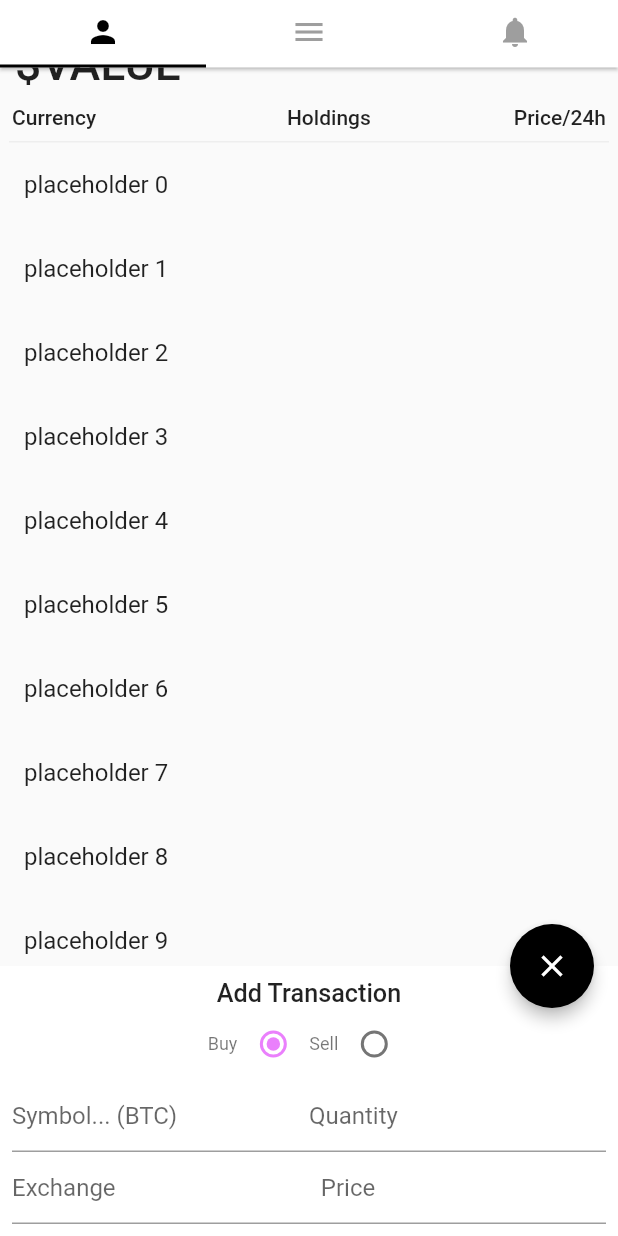
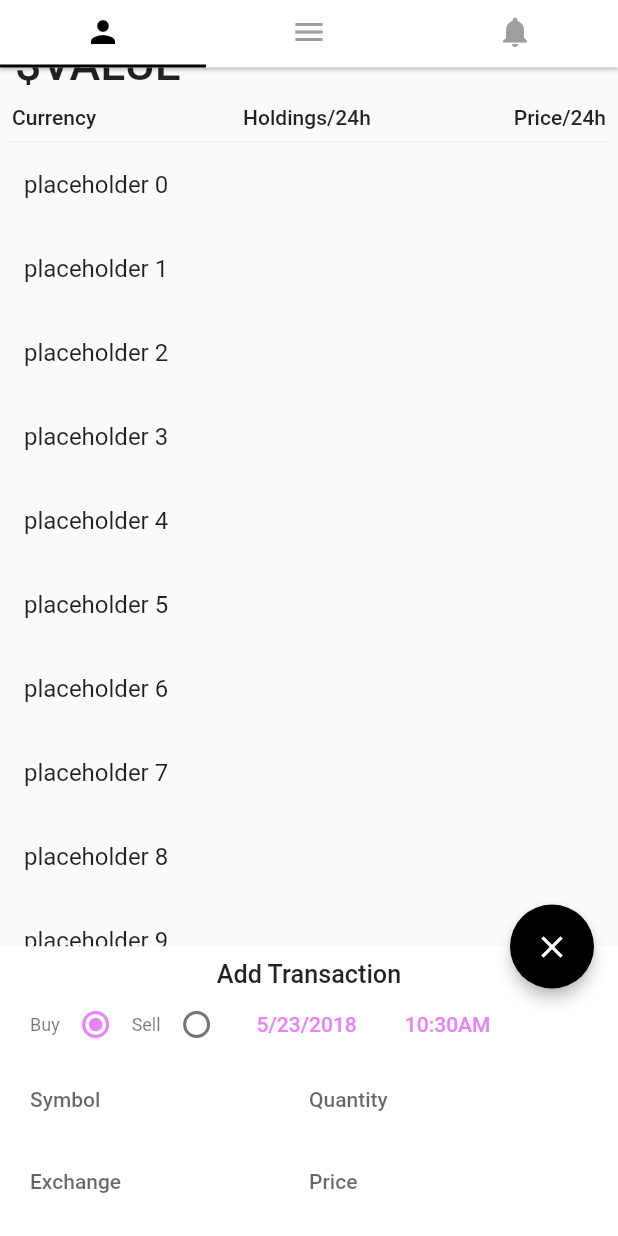
Before and after one commit to huzgrx/trace-flutter, a Flutter app: the screen it shows after launch, scrolled down 101 dp, after a tap on the "add" icon, on a phone screen of 412 x 824 dp. Run offline on Flutter 3.47's test engine with Material 2 defaults, Android fonts, the phone set to English and light mode, and no system bars; our stand-ins replace shared_preferences; missing offline and left inert: flutter_sparkline.

Commit message:
transactions - decent ui

```diff
--- a/lib/portfolio_page.dart
+++ b/lib/portfolio_page.dart
@@ -5,86 +5,23 @@ import 'dart:convert';
 import 'package:path_provider/path_provider.dart';
 
 class PortfolioFAB extends StatefulWidget {
-//  PortfolioFAB(this.updateParent);
-//  final Function updateParent;
+  PortfolioFAB(this.scaffoldKey);
+  final GlobalKey<ScaffoldState> scaffoldKey;
 
   PortfolioFABState createState() => new PortfolioFABState();
 }
 
 class PortfolioFABState extends State<PortfolioFAB> {
   bool sheetOpen = false;
-  int radioValue = 0;
 
-  _handleRadioValueChange(int value) {
-    print("called");
-    setState(() {
-      radioValue = value;
-    });
-  }
+  final _sheetKey = new Key("transactionSheet");
 
   openTransaction() {
     setState(() {
       sheetOpen = true;
     });
-    showBottomSheet(context: context, builder: (BuildContext context) {
-      return new Container(
-        padding: const EdgeInsets.all(8.0),
-        color: Theme.of(context).primaryColor,
-        child: new Column(
-          mainAxisSize: MainAxisSize.min,
-          children: <Widget>[
-            new Text("Add Transaction", style: Theme.of(context).textTheme.body2.apply(fontSizeFactor: 1.2)),
-            new Row(
-              mainAxisAlignment: MainAxisAlignment.center,
-              children: <Widget>[
-                new Text("Buy", style: Theme.of(context).textTheme.caption),
-                new Radio(value: 0, groupValue: radioValue, onChanged: _handleRadioValueChange),
-                new Text("Sell", style: Theme.of(context).textTheme.caption),
-                new Radio(value: 1, groupValue: radioValue, onChanged: _handleRadioValueChange),
-              ],
-            ),
-            new Row(
-              children: <Widget>[
-                new Flexible(
-                  child: new TextField(
-                    decoration: new InputDecoration(
-                      hintText: "Symbol... (BTC)"
-                    ),
-                  ),
-                ),
-                new Flexible(
-                  child: new TextField(
-                    decoration: new InputDecoration(
-                      hintText: "Quantity"
-                    ),
-                  ),
-                ),
-              ],
-            ),
-            new Row(
-              children: <Widget>[
-                new Flexible(
-                  child: new TextField(
-                    decoration: new InputDecoration(
-                        hintText: "Exchange"
-                    ),
-                  ),
-                ),
-                new Flexible(
-                  child: new TextField(
-                    decoration: new InputDecoration(
-                      prefixText: "\$",
-                      prefixStyle: Theme.of(context).textTheme.body1,
-                      hintText: "Price"
-                    ),
-                  ),
-                ),
-              ],
-            )
-          ],
-        )
-      );
-
+    widget.scaffoldKey.currentState.showBottomSheet((BuildContext context) {
+      return new TransactionSheet(key: _sheetKey);
     }).closed.whenComplete(() {
       setState(() {
         sheetOpen = false;
@@ -109,6 +46,165 @@ class PortfolioFABState extends State<PortfolioFAB> {
       backgroundColor: Theme.of(context).accentIconTheme.color,
       elevation: 4.0,
       tooltip: "Add Transaction",
+    );
+  }
+}
+
+class TransactionSheet extends StatefulWidget {
+  TransactionSheet({Key key}) : super(key: key);
+
+  @override
+  TransactionSheetState createState() => new TransactionSheetState();
+}
+
+class TransactionSheetState extends State<TransactionSheet> {
+  int radioValue = 0;
+  DateTime pickedDate = new DateTime.now();
+  TimeOfDay pickedTime = new TimeOfDay.now();
+
+  _handleRadioValueChange(int value) {
+    setState(() {
+      radioValue = value;
+    });
+  }
+
+  Future<Null> _selectDate() async {
+    DateTime pick = await showDatePicker(
+        context: context,
+        initialDate: new DateTime.now(),
+        firstDate: new DateTime(1950),
+        lastDate: new DateTime.now()
+    );
+    if (pick != null) {
+      setState(() {
+        pickedDate = pick;
+      });
+    }
+  }
+
+  Future<Null> _selectTime() async {
+    TimeOfDay pick = await showTimePicker(
+      context: context,
+      initialTime: new TimeOfDay.now()
+    );
+    if (pick != null) {
+      setState(() {
+        pickedTime = pick;
+      });
+    }
+  }
+
+
+  @override
+  Widget build(BuildContext context) {
+    ThemeData overrideTheme = new ThemeData(
+      primaryColor: Theme.of(context).buttonColor,
+      accentColor: Theme.of(context).accentColor,
+      hintColor: Theme.of(context).hintColor,
+      unselectedWidgetColor: Theme.of(context).unselectedWidgetColor
+    );
+
+    return new Container(
+        padding: const EdgeInsets.only(top: 8.0, bottom: 8.0, right: 20.0, left: 20.0),
+        color: Theme.of(context).primaryColor,
+        child: new Theme(
+            data: overrideTheme,
+            child: new Column(
+              mainAxisSize: MainAxisSize.min,
+              children: <Widget>[
+                new Text("Add Transaction", style: Theme.of(context).textTheme.body2.apply(fontSizeFactor: 1.2)),
+                new Row(
+                  children: <Widget>[
+                    new Row(
+                      children: <Widget>[
+                        new Text("Buy", style: Theme.of(context).textTheme.caption),
+                        new Radio(value: 0, groupValue: radioValue, onChanged: _handleRadioValueChange),
+                        new Text("Sell", style: Theme.of(context).textTheme.caption),
+                        new Radio(value: 1, groupValue: radioValue, onChanged: _handleRadioValueChange),
+                      ],
+                    ),
+
+                    new Row(
+                      children: <Widget>[
+                        new FlatButton(
+                          onPressed: () => _selectDate(),
+                          child: new Text(pickedDate.month.toString()
+                              + "/" + pickedDate.day.toString()
+                              + "/" + pickedDate.year.toString()
+                          ),
+                          textColor: Theme.of(context).accentColor,
+                        ),
+
+                        new FlatButton(
+                          onPressed: () => _selectTime(),
+                          child: new Text(
+                              (pickedTime.hourOfPeriod == 0 ? "12" : pickedTime.hourOfPeriod.toString()) + ":" +
+                                  (pickedTime.minute > 9 ? pickedTime.minute.toString() : "0" + pickedTime.minute.toString())
+                                  + (pickedTime.hour >= 12 ? "PM" : "AM")
+                          ),
+                          textColor: Theme.of(context).accentColor,
+                        )
+                      ],
+                    )
+
+                  ],
+                ),
+                new Row(
+                  children: <Widget>[
+                    new Flexible(
+                      child: new TextField(
+                        style: Theme.of(context).textTheme.body2.apply(color: Theme.of(context).accentColor),
+                        decoration: new InputDecoration(
+                          labelText: "Symbol",
+                          border: InputBorder.none,
+                          hintText: "BTC",
+                        ),
+                      ),
+                    ),
+                    new Flexible(
+                        child: new TextField(
+                          style: Theme.of(context).textTheme.body2.apply(color: Theme.of(context).accentColor),
+                          keyboardType: TextInputType.number,
+                          decoration: new InputDecoration(
+                            border: InputBorder.none,
+                            labelText: "Quantity",
+                            hintText: "Enter Quantity",
+                          ),
+                        )
+                    ),
+                  ],
+                ),
+//            new Padding(padding: const EdgeInsets.symmetric(vertical: 2.0)),
+                new Row(
+                  children: <Widget>[
+                    new Flexible(
+                      child: new TextField(
+                        style: Theme.of(context).textTheme.body2.apply(color: Theme.of(context).accentColor),
+                        decoration: new InputDecoration(
+                          labelText: "Exchange",
+                          border: InputBorder.none,
+                          hintText: "Coinbase",
+                        ),
+                      ),
+                    ),
+                    new Flexible(
+                      child: new TextField(
+                        style: Theme.of(context).textTheme.body2.apply(color: Theme.of(context).accentColor),
+                        keyboardType: TextInputType.number,
+                        decoration: new InputDecoration(
+                            labelText: "Price",
+                            border: InputBorder.none,
+                            hintText: "Enter Price in USD",
+                            prefixText: "\$",
+                            prefixStyle: Theme.of(context).textTheme.body2.apply(color: Theme.of(context).accentColor)
+                        ),
+                      ),
+                    ),
+                  ],
+                )
+              ],
+            )
+        )
     );
   }
 }
@@ -194,7 +290,7 @@ class PortfolioPageState extends State<PortfolioPage> {
                       new Container(
                         alignment: Alignment.centerRight,
                         width: MediaQuery.of(context).size.width * columnProps[1],
-                        child: new Text("Holdings", style: Theme.of(context).textTheme.body2),
+                        child: new Text("Holdings/24h", style: Theme.of(context).textTheme.body2),
                       ),
                       new Container(
                         alignment: Alignment.centerRight,
--- a/lib/tabs.dart
+++ b/lib/tabs.dart
@@ -88,18 +88,13 @@ class TabsState extends State<Tabs> with SingleTickerProviderStateMixin {
     super.dispose();
   }
 
-  static PageStorageKey _marketKey = new PageStorageKey("market");
-  static PageStorageKey _portfolioKey = new PageStorageKey("portfolio");
-  static PageStorageKey _portfolioKey2 = new PageStorageKey("portfolio2");
+  final PageStorageKey _marketKey = new PageStorageKey("market");
+  final PageStorageKey _portfolioKey = new PageStorageKey("portfolio");
+  final PageStorageKey _portfolioKey2 = new PageStorageKey("portfolio2");
 
   ScrollController _scrollController = new ScrollController();
 
-
-  _genericUpdate() {
-    setState(() {
-
-    });
-  }
+  final GlobalKey<ScaffoldState> _scaffoldKey = new GlobalKey<ScaffoldState>();
 
   @override
   Widget build(BuildContext context) {
@@ -107,6 +102,7 @@ class TabsState extends State<Tabs> with SingleTickerProviderStateMixin {
     print("built tabs");
 
     return new Scaffold(
+      key: _scaffoldKey,
         drawer: new Drawer(
             child: new Scaffold(
                 bottomNavigationBar: new Container(
@@ -152,11 +148,12 @@ class TabsState extends State<Tabs> with SingleTickerProviderStateMixin {
             )
         ),
 
-        floatingActionButton: [
-          new PortfolioFAB(),
-          null,
-          null
-        ][_tabIndex],
+//        floatingActionButton: [
+//          new PortfolioFAB(),
+//          null,
+//          null
+//        ][_tabIndex],
+        floatingActionButton: new PortfolioFAB(_scaffoldKey),
 
         body: new NestedScrollView(
           controller: _scrollController,
```
